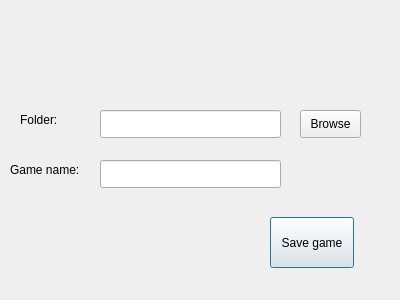
First picture: the form in Game/savewindow.ui, repository juhvv/programming3-2019-project, before the edit.
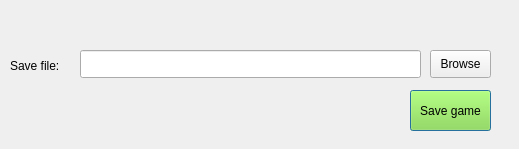
Second picture: the form after the edit.

Commit message: Load game loads now all unit types. Modified savewindow and loadwindow so they look better. Added checker to test that file is .txt on savewindow

```diff
--- a/Game/savewindow.ui
+++ b/Game/savewindow.ui
@@ -6,45 +6,25 @@
    <rect>
     <x>0</x>
     <y>0</y>
-    <width>400</width>
-    <height>300</height>
+    <width>519</width>
+    <height>149</height>
    </rect>
   </property>
   <property name="windowTitle">
    <string>Dialog</string>
   </property>
-  <widget class="QLineEdit" name="fileNameEdit">
-   <property name="geometry">
-    <rect>
-     <x>100</x>
-     <y>160</y>
-     <width>181</width>
-     <height>28</height>
-    </rect>
-   </property>
-  </widget>
-  <widget class="QLabel" name="fileNameLbl">
-   <property name="geometry">
-    <rect>
-     <x>10</x>
-     <y>160</y>
-     <width>91</width>
-     <height>20</height>
-    </rect>
-   </property>
-   <property name="text">
-    <string>Game name:</string>
-   </property>
-  </widget>
   <widget class="QPushButton" name="saveGameBtn">
    <property name="geometry">
     <rect>
-     <x>270</x>
-     <y>217</y>
-     <width>84</width>
-     <height>51</height>
+     <x>410</x>
+     <y>90</y>
+     <width>81</width>
+     <height>41</height>
     </rect>
    </property>
+   <property name="styleSheet">
+    <string notr="true">background-color: rgb(138, 226, 52);</string>
+   </property>
    <property name="text">
     <string>Save game</string>
    </property>
@@ -52,22 +32,22 @@
   <widget class="QLabel" name="pathLabel">
    <property name="geometry">
     <rect>
-     <x>20</x>
-     <y>110</y>
+     <x>10</x>
+     <y>50</y>
      <width>63</width>
-     <height>20</height>
+     <height>31</height>
     </rect>
    </property>
    <property name="text">
-    <string>Folder:</string>
+    <string>Save file:</string>
    </property>
   </widget>
   <widget class="QLineEdit" name="pathEdit">
    <property name="geometry">
     <rect>
-     <x>100</x>
-     <y>110</y>
-     <width>181</width>
+     <x>80</x>
+     <y>50</y>
+     <width>341</width>
      <height>28</height>
     </rect>
    </property>
@@ -75,8 +55,8 @@
   <widget class="QPushButton" name="browseBtn">
    <property name="geometry">
     <rect>
-     <x>300</x>
-     <y>110</y>
+     <x>430</x>
+     <y>50</y>
      <width>61</width>
      <height>28</height>
     </rect>
```
The commit also changes 7 other files.
